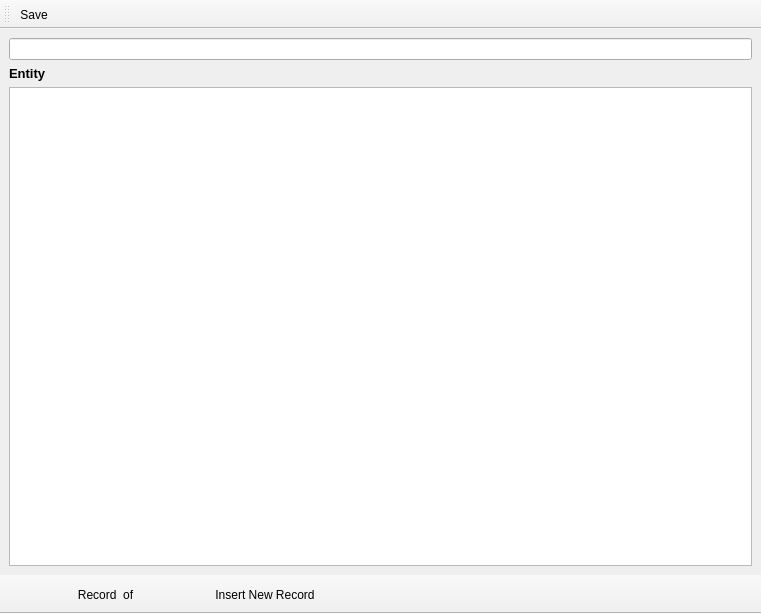
Above: views/viewEntity.ui from Rhdr/Solutions_PyQt_Discontinued before the change. Below: the same form after it.
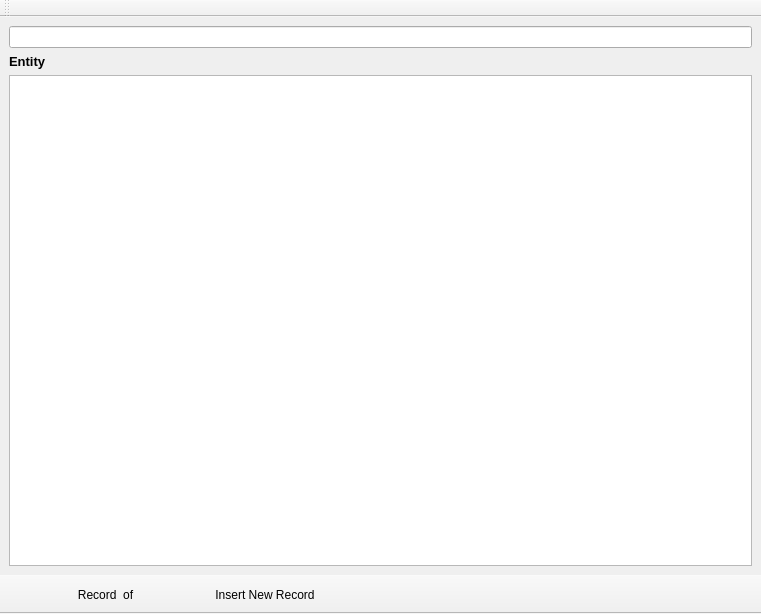
That is the form after the change. Icons and pictures are not drawn.

Patch:
```diff
--- a/views/viewEntity.ui
+++ b/views/viewEntity.ui
@@ -93,7 +93,6 @@
    <attribute name="toolBarBreak">
     <bool>false</bool>
    </attribute>
-   <addaction name="actionSave"/>
   </widget>
   <action name="actionNewRecord">
    <property name="icon">
```
Left out of the diff: 2 changed lines with no effect on the pictures.
